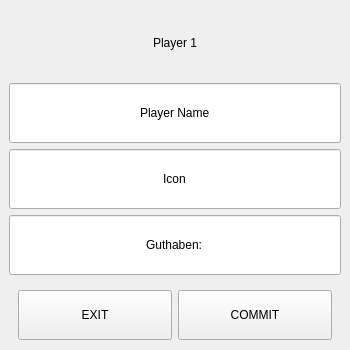
Old version of the form add_player_window.ui in the repository HausMeister008/TikTakToeWithDavid.
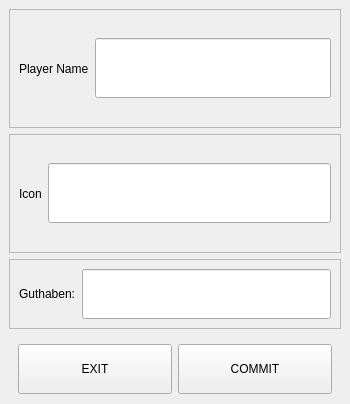
New version of the form.

Commit message:
Add Player Window completion
completed the Add_Player UI and also implemented an evil funktion :))

Diff of the .ui file:
```diff
--- a/add_player_window.ui
+++ b/add_player_window.ui
@@ -7,7 +7,7 @@
     <x>0</x>
     <y>0</y>
     <width>350</width>
-    <height>350</height>
+    <height>404</height>
    </rect>
   </property>
   <property name="minimumSize">
@@ -63,45 +63,29 @@
        <number>9</number>
       </property>
       <item>
-       <widget class="QLabel" name="lb_Player_Number">
-        <property name="text">
-         <string>Player 1</string>
-        </property>
-        <property name="alignment">
-         <set>Qt::AlignCenter</set>
-        </property>
-       </widget>
-      </item>
-      <item>
-       <widget class="QLineEdit" name="lnedit_playerName">
-        <property name="sizePolicy">
-         <sizepolicy hsizetype="MinimumExpanding" vsizetype="MinimumExpanding">
-          <horstretch>0</horstretch>
-          <verstretch>0</verstretch>
-         </sizepolicy>
-        </property>
-        <property name="minimumSize">
-         <size>
-          <width>0</width>
-          <height>50</height>
-         </size>
-        </property>
+       <widget class="QFrame" name="frame_2">
         <property name="maximumSize">
          <size>
           <width>16777215</width>
-          <height>60</height>
+          <height>16777215</height>
          </size>
         </property>
+        <property name="frameShape">
+         <enum>QFrame::StyledPanel</enum>
+        </property>
+        <property name="frameShadow">
+         <enum>QFrame::Raised</enum>
+        </property>
+        <layout class="QHBoxLayout" name="horizontalLayout_3">
+         <item>
+          <widget class="QLabel" name="label_3">
         <property name="text">
          <string>Player Name</string>
         </property>
-        <property name="alignment">
-         <set>Qt::AlignCenter</set>
-        </property>
        </widget>
       </item>
       <item>
-       <widget class="QLineEdit" name="lnedit_icon">
+          <widget class="QLineEdit" name="lnedit_playerName">
         <property name="sizePolicy">
          <sizepolicy hsizetype="MinimumExpanding" vsizetype="MinimumExpanding">
           <horstretch>0</horstretch>
@@ -120,16 +104,35 @@
           <height>60</height>
          </size>
         </property>
+           <property name="text">
+            <string/>
+           </property>
+           <property name="alignment">
+            <set>Qt::AlignCenter</set>
+           </property>
+          </widget>
+         </item>
+        </layout>
+       </widget>
+      </item>
+      <item>
+       <widget class="QFrame" name="frame_3">
+        <property name="frameShape">
+         <enum>QFrame::StyledPanel</enum>
+        </property>
+        <property name="frameShadow">
+         <enum>QFrame::Raised</enum>
+        </property>
+        <layout class="QHBoxLayout" name="horizontalLayout_4">
+         <item>
+          <widget class="QLabel" name="label_2">
         <property name="text">
          <string>Icon</string>
         </property>
-        <property name="alignment">
-         <set>Qt::AlignCenter</set>
-        </property>
        </widget>
       </item>
       <item>
-       <widget class="QLineEdit" name="lnedit_budget">
+          <widget class="QLineEdit" name="lnedit_icon">
         <property name="sizePolicy">
          <sizepolicy hsizetype="MinimumExpanding" vsizetype="MinimumExpanding">
           <horstretch>0</horstretch>
@@ -148,12 +151,74 @@
           <height>60</height>
          </size>
         </property>
+           <property name="text">
+            <string/>
+           </property>
+           <property name="alignment">
+            <set>Qt::AlignCenter</set>
+           </property>
+          </widget>
+         </item>
+        </layout>
+       </widget>
+      </item>
+      <item>
+       <widget class="QFrame" name="frame">
+        <property name="sizePolicy">
+         <sizepolicy hsizetype="MinimumExpanding" vsizetype="Fixed">
+          <horstretch>0</horstretch>
+          <verstretch>0</verstretch>
+         </sizepolicy>
+        </property>
+        <property name="maximumSize">
+         <size>
+          <width>16777215</width>
+          <height>16777215</height>
+         </size>
+        </property>
+        <property name="frameShape">
+         <enum>QFrame::StyledPanel</enum>
+        </property>
+        <property name="frameShadow">
+         <enum>QFrame::Raised</enum>
+        </property>
+        <layout class="QHBoxLayout" name="horizontalLayout_2">
+         <item>
+          <widget class="QLabel" name="label">
         <property name="text">
          <string>Guthaben:</string>
         </property>
+          </widget>
+         </item>
+         <item>
+          <widget class="QLineEdit" name="lnedit_budget">
+           <property name="sizePolicy">
+            <sizepolicy hsizetype="MinimumExpanding" vsizetype="MinimumExpanding">
+             <horstretch>0</horstretch>
+             <verstretch>0</verstretch>
+            </sizepolicy>
+           </property>
+           <property name="minimumSize">
+            <size>
+             <width>0</width>
+             <height>50</height>
+            </size>
+           </property>
+           <property name="maximumSize">
+            <size>
+             <width>16777215</width>
+             <height>60</height>
+            </size>
+           </property>
+           <property name="text">
+            <string/>
+           </property>
         <property name="alignment">
          <set>Qt::AlignCenter</set>
         </property>
+          </widget>
+         </item>
+        </layout>
        </widget>
       </item>
       <item>
```
Lines whose indentation alone changed are shown as unchanged. The commit also changes 5 other files.
